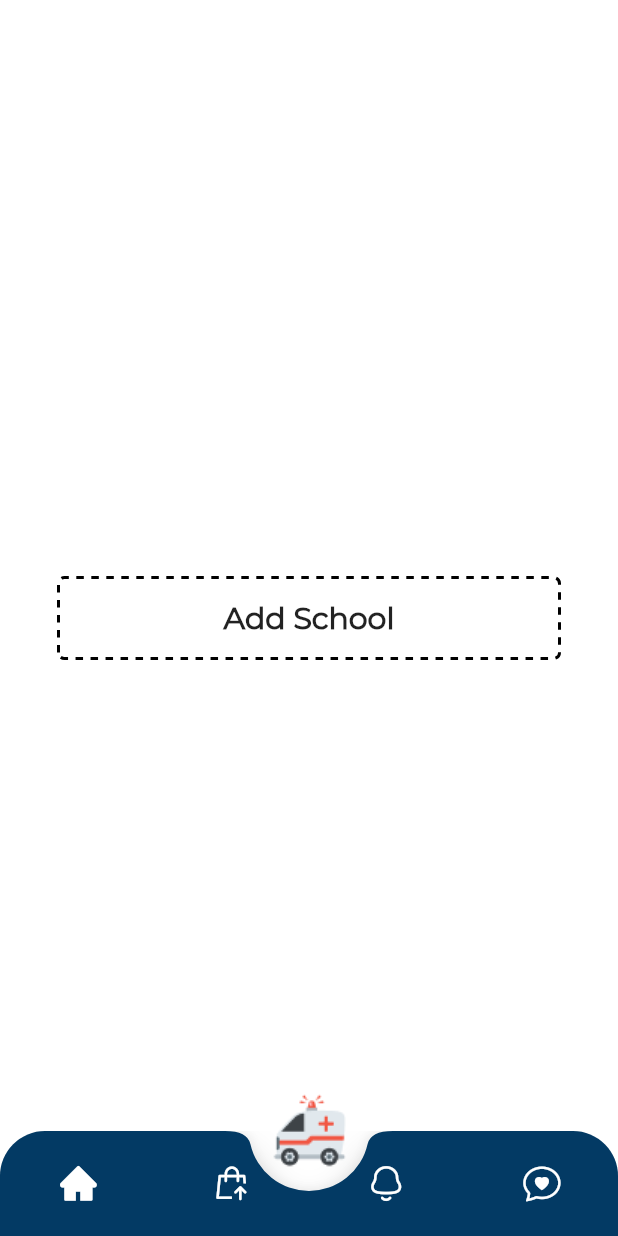
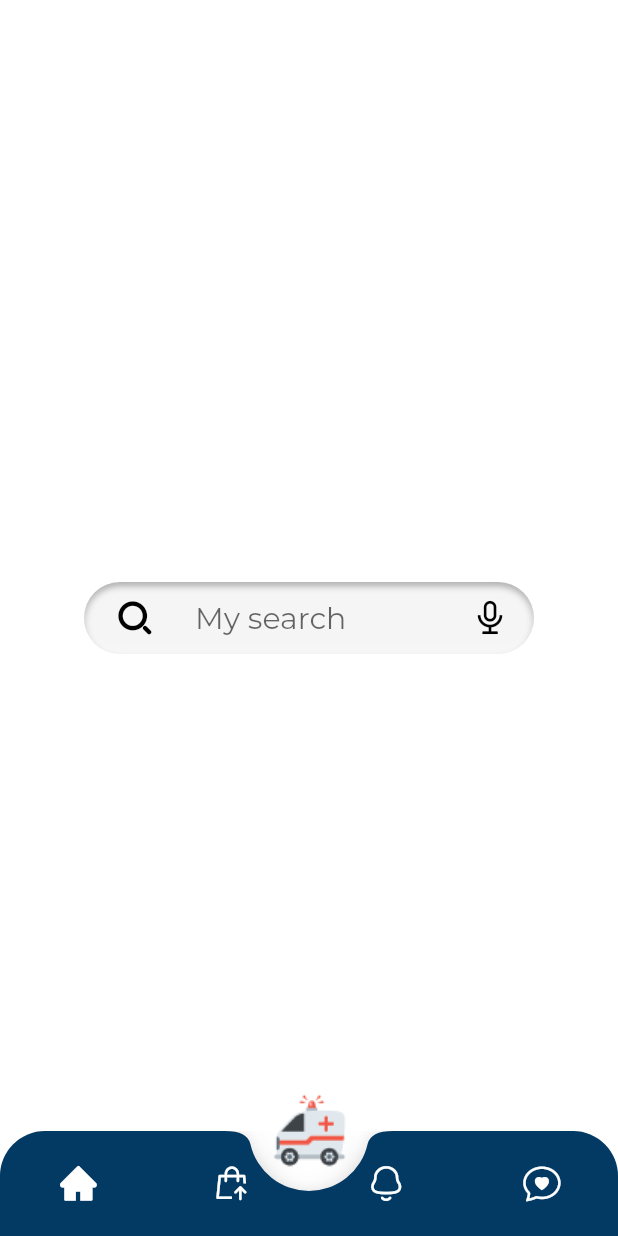
Before and after one commit to akuetteh51/ecentials, a Flutter app: the BottomNavBar screen opened directly, on a phone screen of 412 x 824 dp. Run offline on Flutter 3.47's test engine with Material 2 defaults, Android fonts, the phone set to English and light mode, and no system bars; drawn by our look-alikes of dotted_border, flutter_neumorphic; our stand-ins replace animated_splash_screen, get, shared_preferences, smooth_page_indicator; accounts and stored records are empty.

Commit message:
search field

```diff
--- a/lib/src/Themes/colors.dart
+++ b/lib/src/Themes/colors.dart
@@ -7,4 +7,6 @@ class AppColors {
   static Color primaryBlueColor = const Color(0xFF0097F7);
   static Color primaryGreenColor = const Color(0xFF3A8B7D);
   static Color primaryWhiteColor = const Color(0xFFFFFFFF);
+  static Color primaryGreyColor = const Color(0xFFF9F9FA);
+  static Color primaryBlackColor = Color.fromARGB(255, 0, 0, 0);
 }
--- a/lib/src/Themes/ecentials_icons_icons.dart
+++ b/lib/src/Themes/ecentials_icons_icons.dart
@@ -1,3 +1,18 @@
+/// Flutter icons EcentialsIcons
+/// Copyright (C) 2022 by original authors @ fluttericon.com, fontello.com
+/// This font was generated by FlutterIcon.com, which is derived from Fontello.
+///
+/// To use this font, place it in your fonts/ directory and include the
+/// following in your pubspec.yaml
+///
+/// flutter:
+///   fonts:
+///    - family:  EcentialsIcons
+///      fonts:
+///       - asset: fonts/EcentialsIcons.ttf
+///
+///
+///
 import 'package:flutter/widgets.dart';
 
 class EcentialsIcons {
@@ -6,70 +21,48 @@ class EcentialsIcons {
   static const _kFontFam = 'EcentialsIcons';
   static const String? _kFontPkg = null;
 
-  static const IconData text_pen =
-      IconData(0xe800, fontFamily: _kFontFam, fontPackage: _kFontPkg);
-  static const IconData circle_correct =
-      IconData(0xe801, fontFamily: _kFontFam, fontPackage: _kFontPkg);
-  static const IconData rx =
-      IconData(0xe802, fontFamily: _kFontFam, fontPackage: _kFontPkg);
-  static const IconData cash =
-      IconData(0xe803, fontFamily: _kFontFam, fontPackage: _kFontPkg);
-  static const IconData more_vert =
-      IconData(0xe804, fontFamily: _kFontFam, fontPackage: _kFontPkg);
-  static const IconData circle_arrow_right =
-      IconData(0xe805, fontFamily: _kFontFam, fontPackage: _kFontPkg);
-  static const IconData filter =
-      IconData(0xe806, fontFamily: _kFontFam, fontPackage: _kFontPkg);
-  static const IconData heart_outlined =
-      IconData(0xe807, fontFamily: _kFontFam, fontPackage: _kFontPkg);
-  static const IconData search =
-      IconData(0xe809, fontFamily: _kFontFam, fontPackage: _kFontPkg);
-  static const IconData delete =
-      IconData(0xe80b, fontFamily: _kFontFam, fontPackage: _kFontPkg);
-  static const IconData send =
-      IconData(0xe80c, fontFamily: _kFontFam, fontPackage: _kFontPkg);
-  static const IconData settings_2 =
-      IconData(0xe80d, fontFamily: _kFontFam, fontPackage: _kFontPkg);
-  static const IconData giftbox =
-      IconData(0xe80e, fontFamily: _kFontFam, fontPackage: _kFontPkg);
-  static const IconData camera =
-      IconData(0xe80f, fontFamily: _kFontFam, fontPackage: _kFontPkg);
-  static const IconData secure =
-      IconData(0xe810, fontFamily: _kFontFam, fontPackage: _kFontPkg);
-  static const IconData lock =
-      IconData(0xe811, fontFamily: _kFontFam, fontPackage: _kFontPkg);
-  static const IconData pencil =
-      IconData(0xe812, fontFamily: _kFontFam, fontPackage: _kFontPkg);
-  static const IconData shop =
-      IconData(0xe813, fontFamily: _kFontFam, fontPackage: _kFontPkg);
-  static const IconData times =
-      IconData(0xe814, fontFamily: _kFontFam, fontPackage: _kFontPkg);
-  static const IconData wallet =
-      IconData(0xe815, fontFamily: _kFontFam, fontPackage: _kFontPkg);
-  static const IconData settings =
-      IconData(0xe816, fontFamily: _kFontFam, fontPackage: _kFontPkg);
-  static const IconData hospital =
-      IconData(0xe817, fontFamily: _kFontFam, fontPackage: _kFontPkg);
-  static const IconData cart =
-      IconData(0xe819, fontFamily: _kFontFam, fontPackage: _kFontPkg);
-  static const IconData profile =
-      IconData(0xe81a, fontFamily: _kFontFam, fontPackage: _kFontPkg);
-  static const IconData ambulance =
-      IconData(0xe81b, fontFamily: _kFontFam, fontPackage: _kFontPkg);
-  static const IconData chat_heart =
-      IconData(0xe81c, fontFamily: _kFontFam, fontPackage: _kFontPkg);
-  static const IconData sell =
-      IconData(0xe81d, fontFamily: _kFontFam, fontPackage: _kFontPkg);
-  static const IconData home =
-      IconData(0xe81e, fontFamily: _kFontFam, fontPackage: _kFontPkg);
-  static const IconData menu_icon =
-      IconData(0xe820, fontFamily: _kFontFam, fontPackage: _kFontPkg);
-  static const IconData notification =
-      IconData(0xe821, fontFamily: _kFontFam, fontPackage: _kFontPkg);
-  static const IconData scan_cam =
-      IconData(0xe822, fontFamily: _kFontFam, fontPackage: _kFontPkg);
-  static const IconData loading =
-      IconData(0xe823, fontFamily: _kFontFam, fontPackage: _kFontPkg);
-  static const IconData circle_add =
-      IconData(0xe824, fontFamily: _kFontFam, fontPackage: _kFontPkg);
+  static const IconData more_vert = IconData(0xe800, fontFamily: _kFontFam, fontPackage: _kFontPkg);
+  static const IconData pencil = IconData(0xe801, fontFamily: _kFontFam, fontPackage: _kFontPkg);
+  static const IconData pinned_filled = IconData(0xe802, fontFamily: _kFontFam, fontPackage: _kFontPkg);
+  static const IconData profile = IconData(0xe803, fontFamily: _kFontFam, fontPackage: _kFontPkg);
+  static const IconData secure = IconData(0xe804, fontFamily: _kFontFam, fontPackage: _kFontPkg);
+  static const IconData send = IconData(0xe805, fontFamily: _kFontFam, fontPackage: _kFontPkg);
+  static const IconData text_pen = IconData(0xe806, fontFamily: _kFontFam, fontPackage: _kFontPkg);
+  static const IconData camera = IconData(0xe808, fontFamily: _kFontFam, fontPackage: _kFontPkg);
+  static const IconData cart = IconData(0xe809, fontFamily: _kFontFam, fontPackage: _kFontPkg);
+  static const IconData chevret_down = IconData(0xe80a, fontFamily: _kFontFam, fontPackage: _kFontPkg);
+  static const IconData circle_correct = IconData(0xe80b, fontFamily: _kFontFam, fontPackage: _kFontPkg);
+  static const IconData circle_red = IconData(0xe80c, fontFamily: _kFontFam, fontPackage: _kFontPkg);
+  static const IconData delete = IconData(0xe80d, fontFamily: _kFontFam, fontPackage: _kFontPkg);
+  static const IconData giftbox = IconData(0xe80e, fontFamily: _kFontFam, fontPackage: _kFontPkg);
+  static const IconData heart_outlined = IconData(0xe80f, fontFamily: _kFontFam, fontPackage: _kFontPkg);
+  static const IconData lock = IconData(0xe810, fontFamily: _kFontFam, fontPackage: _kFontPkg);
+  static const IconData add_order = IconData(0xe811, fontFamily: _kFontFam, fontPackage: _kFontPkg);
+  static const IconData ambulance = IconData(0xe812, fontFamily: _kFontFam, fontPackage: _kFontPkg);
+  static const IconData menu_icon = IconData(0xe813, fontFamily: _kFontFam, fontPackage: _kFontPkg);
+  static const IconData search = IconData(0xe814, fontFamily: _kFontFam, fontPackage: _kFontPkg);
+  static const IconData rx = IconData(0xe815, fontFamily: _kFontFam, fontPackage: _kFontPkg);
+  static const IconData hospital = IconData(0xe816, fontFamily: _kFontFam, fontPackage: _kFontPkg);
+  static const IconData circle_arrow_right = IconData(0xe817, fontFamily: _kFontFam, fontPackage: _kFontPkg);
+  static const IconData wallet = IconData(0xe818, fontFamily: _kFontFam, fontPackage: _kFontPkg);
+  static const IconData scan_cam = IconData(0xe819, fontFamily: _kFontFam, fontPackage: _kFontPkg);
+  static const IconData loading = IconData(0xe81a, fontFamily: _kFontFam, fontPackage: _kFontPkg);
+  static const IconData chat_heart = IconData(0xe81b, fontFamily: _kFontFam, fontPackage: _kFontPkg);
+  static const IconData lab_people = IconData(0xe81c, fontFamily: _kFontFam, fontPackage: _kFontPkg);
+  static const IconData cash = IconData(0xe81d, fontFamily: _kFontFam, fontPackage: _kFontPkg);
+  static const IconData circle_add = IconData(0xe81e, fontFamily: _kFontFam, fontPackage: _kFontPkg);
+  static const IconData heart_fill = IconData(0xe81f, fontFamily: _kFontFam, fontPackage: _kFontPkg);
+  static const IconData bin = IconData(0xe820, fontFamily: _kFontFam, fontPackage: _kFontPkg);
+  static const IconData filter = IconData(0xe821, fontFamily: _kFontFam, fontPackage: _kFontPkg);
+  static const IconData notification = IconData(0xe822, fontFamily: _kFontFam, fontPackage: _kFontPkg);
+  static const IconData home = IconData(0xe823, fontFamily: _kFontFam, fontPackage: _kFontPkg);
+  static const IconData sell = IconData(0xe824, fontFamily: _kFontFam, fontPackage: _kFontPkg);
+  static const IconData shop = IconData(0xe825, fontFamily: _kFontFam, fontPackage: _kFontPkg);
+  static const IconData settings = IconData(0xe826, fontFamily: _kFontFam, fontPackage: _kFontPkg);
+  static const IconData orders = IconData(0xe827, fontFamily: _kFontFam, fontPackage: _kFontPkg);
+  static const IconData pinned_outlined = IconData(0xe828, fontFamily: _kFontFam, fontPackage: _kFontPkg);
+  static const IconData times = IconData(0xe829, fontFamily: _kFontFam, fontPackage: _kFontPkg);
+  static const IconData minuteclinic = IconData(0xe82a, fontFamily: _kFontFam, fontPackage: _kFontPkg);
+  static const IconData settings_2 = IconData(0xe82b, fontFamily: _kFontFam, fontPackage: _kFontPkg);
+  static const IconData mic = IconData(0xe82c, fontFamily: _kFontFam, fontPackage: _kFontPkg);
 }
--- a/lib/src/Widgets/addSchoolButton.dart
+++ b/lib/src/Widgets/addSchoolButton.dart
@@ -6,13 +6,20 @@ class AddSchoolButton extends StatelessWidget {
   final String text;
   final double width;
   final double height;
+  final onTap;
   const AddSchoolButton(
-      {Key? key, required this.text, this.width = 330, this.height = 50})
+      {Key? key,
+      required this.text,
+      this.width = 330,
+      this.height = 50,
+      this.onTap})
       : super(key: key);
 
   @override
   Widget build(BuildContext context) {
-    return DottedBorder(
+    return GestureDetector(
+      onTap: onTap,
+      child: DottedBorder(
         strokeWidth: 2,
         dashPattern: const [5],
         borderType: BorderType.RRect,
@@ -30,6 +37,7 @@ class AddSchoolButton extends StatelessWidget {
             ),
           ),
         ),
+      ),
     );
   }
 }
--- /dev/null
+++ b/lib/src/Widgets/search.dart
@@ -0,0 +1,62 @@
+import 'package:ecentialsclone/src/Themes/ecentials_icons_icons.dart';
+import 'package:flutter/material.dart';
+import 'package:flutter_neumorphic/flutter_neumorphic.dart';
+
+import '../Themes/colors.dart';
+
+class Search extends StatelessWidget {
+  final double width;
+  final String text;
+  final TextEditingController? controller;
+
+  const Search(
+      {Key? key, this.width = 300, this.text = "Search...", this.controller})
+      : super(key: key);
+
+  @override
+  Widget build(BuildContext context) {
+    return SizedBox(
+      width: width,
+      child: Neumorphic(
+        padding: const EdgeInsets.only(
+          left: 10,
+          right: 5,
+        ),
+        style: NeumorphicStyle(
+          shape: NeumorphicShape.concave,
+          boxShape: NeumorphicBoxShape.roundRect(BorderRadius.circular(50)),
+          depth: -5,
+          lightSource: LightSource.top,
+          color: Colors.grey.withOpacity(.10),
+        ),
+        child: TextField(
+          controller: controller,
+          style: const TextStyle(fontSize: 20),
+          cursorColor: AppColors.primaryDeepColor,
+          decoration: InputDecoration(
+            icon: IconButton(
+              icon: Icon(
+                EcentialsIcons.search,
+                color: AppColors.primaryBlackColor,
+              ),
+              onPressed: () {},
+            ),
+            suffixIcon: IconButton(
+              icon: Icon(
+                EcentialsIcons.mic,
+                color: AppColors.primaryBlackColor,
+              ),
+              onPressed: () {},
+            ),
+            hintText: text,
+            iconColor: AppColors.primaryDeepColor,
+            focusColor: AppColors.primaryDeepColor,
+            border: const UnderlineInputBorder(
+              borderSide: BorderSide.none,
+            ),
+          ),
+        ),
+      ),
+    );
+  }
+}
--- a/lib/src/screens/test_widgets_screen.dart
+++ b/lib/src/screens/test_widgets_screen.dart
@@ -3,6 +3,7 @@ import 'package:ecentialsclone/src/Widgets/addSchoolButton.dart';
 import 'package:ecentialsclone/src/Widgets/bottomNavBar.dart';
 import 'package:ecentialsclone/src/Widgets/infoCard.dart';
 import 'package:ecentialsclone/src/Widgets/schoolsAttendedCard.dart';
+import 'package:ecentialsclone/src/Widgets/search.dart';
 import 'package:flutter/material.dart';
 
 class TestWidgetsScreen extends StatefulWidget {
@@ -15,10 +16,11 @@ class TestWidgetsScreen extends StatefulWidget {
 class _TestWidgetsScreenState extends State<TestWidgetsScreen> {
   @override
   Widget build(BuildContext context) {
-    return const BottomNavBar(
+    return BottomNavBar(
       body: Center(
-        child: AddSchoolButton(
-          text: "Add School",
+        child: Search(
+          width: 300,
+          text: "My search",
         ),
       ),
     );
```
Also changed, not shown: assets/fonts/EcentialsIcons.ttf. Lines whose indentation alone changed are shown as unchanged.
